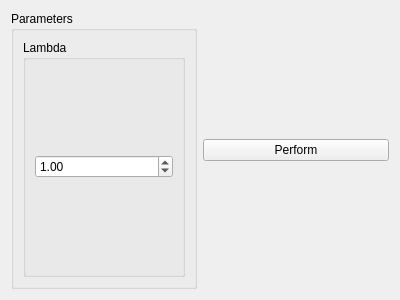
josefkoller/ambient_image_processor, file source/modules/deshade_segmented/DeshadeSegmentedWidget.ui: the form before one commit.
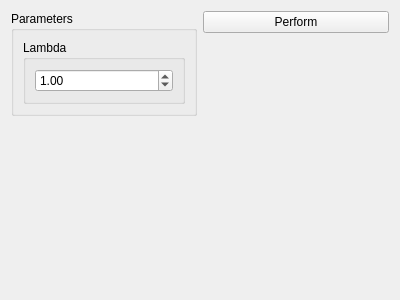
The form after the commit.

Commit message: ui format: maximize horizontally and align to top

```diff
--- a/source/modules/deshade_segmented/DeshadeSegmentedWidget.ui
+++ b/source/modules/deshade_segmented/DeshadeSegmentedWidget.ui
@@ -14,7 +14,7 @@
    <string>Form</string>
   </property>
   <layout class="QHBoxLayout" name="horizontalLayout_2">
-   <item>
+   <item alignment="Qt::AlignTop">
     <widget class="QGroupBox" name="groupBox">
      <property name="title">
       <string>Parameters</string>
@@ -39,7 +39,7 @@
      </layout>
     </widget>
    </item>
-   <item>
+   <item alignment="Qt::AlignTop">
     <widget class="QPushButton" name="perform_button">
      <property name="text">
       <string>Perform</string>
```
The commit also changes 20 other files.
